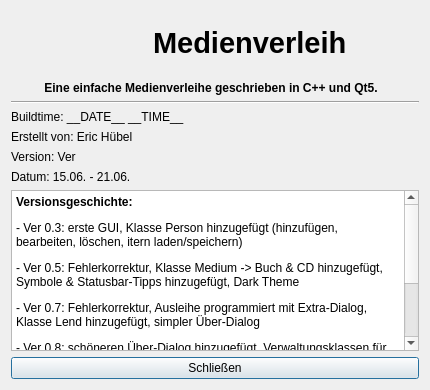
Old version of the form ui/aboutdialog.ui in the repository Computer-Freak-2004/Medienverleih.
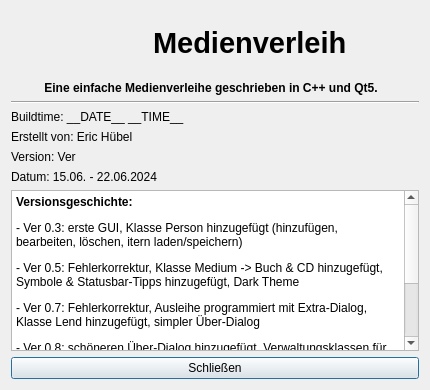
New version of the form. Icons and pictures are not drawn.

Diff of the .ui file:
```diff
--- a/ui/aboutdialog.ui
+++ b/ui/aboutdialog.ui
@@ -234,7 +234,7 @@
    <item>
     <widget class="QLabel" name="DateLabel">
      <property name="text">
-      <string>Datum: 15.06. - 21.06.</string>
+      <string>Datum: 15.06. - 22.06.2024</string>
      </property>
     </widget>
    </item>
```
